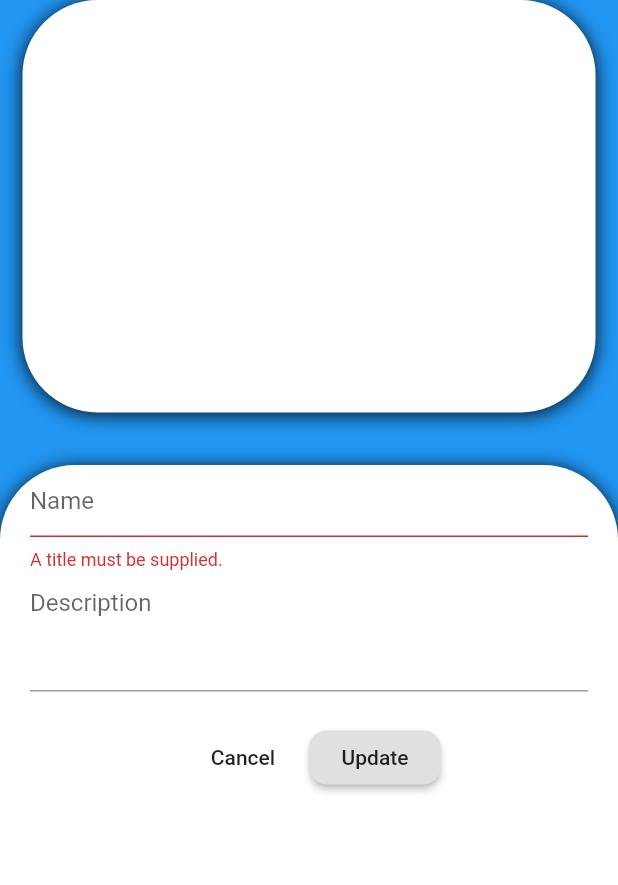
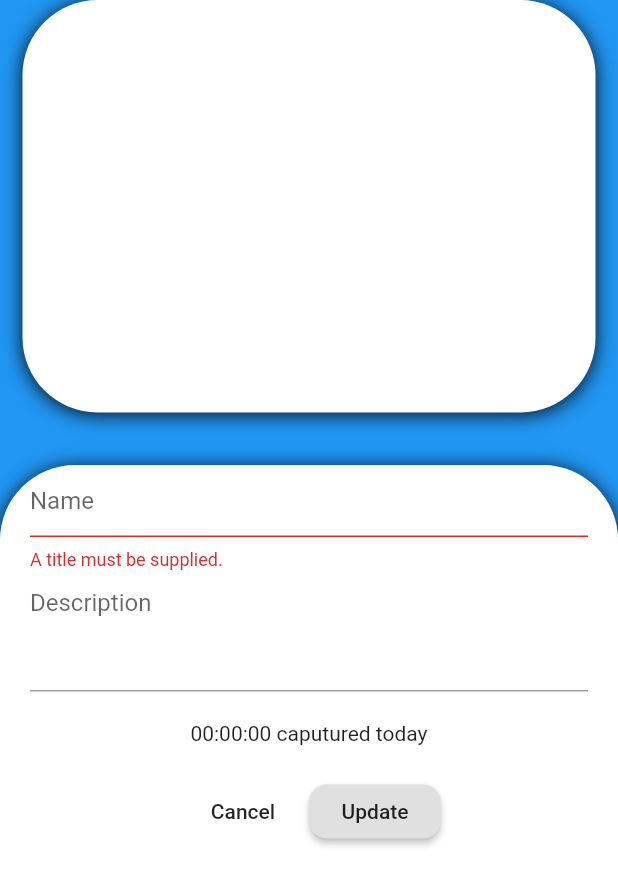
Before and after one commit to DarrynJ/task-tracker, a Flutter app: the TaskView screen opened directly with empty values, after a tap on "Update", on a phone screen of 412 x 824 dp. Shown: the top 885 px of the screen. Run offline on Flutter 3.47's test engine with Material 2 defaults, Android fonts, the phone set to English and light mode, and no system bars.

Commit message:
--wip-- [skipci]

```diff
--- a/app/task_time_tracker/lib/models/task.dart
+++ b/app/task_time_tracker/lib/models/task.dart
@@ -3,6 +3,26 @@ class Task {
   String name;
   String description;
   bool taskStarted = false;
+  int seconds = 0;
 
   Task(this.id, this.name, this.description, this.taskStarted);
+
+  Duration getDuration() {
+    return new Duration(seconds: this.seconds);
+  }
+
+  String toCapturedDisplayTime() {
+    Duration capturedDuration = this.getDuration();
+
+    if (capturedDuration.inHours > 0)
+      return "${capturedDuration.inHours.toString()} hrs";
+    else if (capturedDuration.inMinutes > 0)
+      return "${capturedDuration.inMinutes.toString()} min";
+    else if (capturedDuration.inSeconds > 0)
+      return "${capturedDuration.inSeconds.toString()} sec";
+    else
+      return "";
+  }
+
+  String format(Duration d) => d.toString().split('.').first.padLeft(8, "0");
 }
--- a/app/task_time_tracker/lib/pages/task-view.dart
+++ b/app/task_time_tracker/lib/pages/task-view.dart
@@ -111,6 +111,13 @@ class _TaskViewState extends State<TaskView> {
                           ),
                           Padding(
                             padding: const EdgeInsets.only(top: 20),
+                            child: Center(
+                              child: Text(
+                                  "${task.format(task.getDuration())} caputured today"),
+                            ),
+                          ),
+                          Padding(
+                            padding: const EdgeInsets.only(top: 20),
                             child: Row(
                               mainAxisAlignment: MainAxisAlignment.center,
                               children: <Widget>[
--- a/app/task_time_tracker/lib/task-list.dart
+++ b/app/task_time_tracker/lib/task-list.dart
@@ -1,3 +1,5 @@
+import 'dart:async';
+
 import 'package:flutter/material.dart';
 import './models/task.dart';
 import './pages/task-view.dart';
@@ -8,6 +10,36 @@ class TaskList extends StatefulWidget {
 }
 
 class TaskListState extends State<TaskList> {
+  Timer _timer;
+
+  Stopwatch _stopwatch = new Stopwatch();
+  static const delay = Duration(seconds: 1);
+
+  @override
+  void dispose() {
+    _stopwatch.stop();
+    _timer.cancel();
+    super.dispose();
+  }
+
+  void _startTaskTimer(Task task) {
+    print('Task started.');
+
+    _timer = Timer.periodic(delay, (Timer t) {
+      setState(() {
+        task.seconds += 1;
+      });
+
+      print('${task.name}: ${task.seconds.toString()}s');
+    });
+  }
+
+  void _stopTaskTimer(Task task) {
+    _timer.cancel();
+
+    print('${task.name} stopped: ${task.seconds.toString()}s');
+  }
+
   List<Task> _taskList = new List<Task>.generate(
       30,
       (index) => new Task(index, "Task ${(index + 1)}",
@@ -157,6 +189,12 @@ class TaskListState extends State<TaskList> {
           });
 
           task.taskStarted = !task.taskStarted;
+
+          if (task.taskStarted) {
+            _startTaskTimer(task);
+          } else {
+            _stopTaskTimer(task);
+          }
         });
       },
     );
@@ -241,6 +279,12 @@ class TaskListState extends State<TaskList> {
           Expanded(
             child: _descriptionContainer(task),
           ),
+          Container(
+            padding: EdgeInsets.all(5),
+            child: Text(
+              task.toCapturedDisplayTime(),
+            ),
+          ),
         ],
       ),
     );
@@ -292,6 +336,9 @@ class TaskListState extends State<TaskList> {
                       return _showDeleteConfirmation(context).then((delete) {
                         if (delete) {
                           setState(() {
+                            if (_taskList[index].taskStarted) {
+                              _taskList[index].taskStarted = false;
+                            }
                             _taskList.removeAt(index);
                           });
 
```
